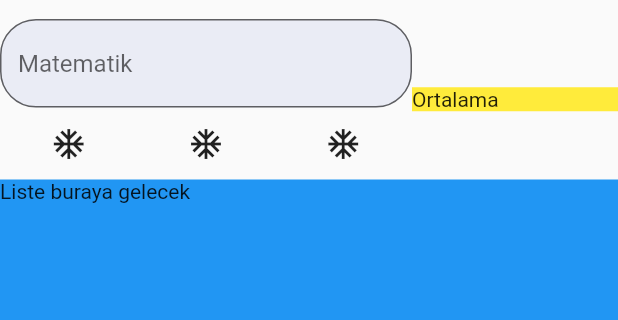
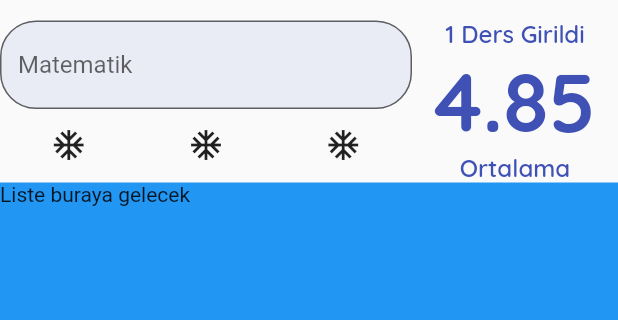
Before and after one commit to guvennmehmet/DinamikOrtalamaHesaplama, a Flutter app: the screen it shows after launch, on a phone screen of 412 x 824 dp, the part 65-385 px from its top. Run offline on Flutter 3.47's test engine with Material 2 defaults, Android fonts, the phone set to English and light mode, and no system bars; our stand-ins replace google_fonts.

Commit message:
ortalama göster widgetının oluşturulması

```diff
--- a/lib/constants/app_constants.dart
+++ b/lib/constants/app_constants.dart
@@ -4,7 +4,9 @@ import 'package:google_fonts/google_fonts.dart';
 class Sabitler{
 
   static const MaterialColor anaRenk = Colors.indigo;
+
   static const String baslikText = 'Ortalama Hesapla';
+
   static final TextStyle baslikStyle = GoogleFonts.quicksand(
     fontSize: 24,
     fontWeight: FontWeight.w900,
@@ -13,4 +15,16 @@ class Sabitler{
 
   static BorderRadius borderRadius = BorderRadius.circular(24);
 
+  static final TextStyle ortalamaGosterBodyStyle = GoogleFonts.quicksand(
+    fontSize: 16,
+    fontWeight: FontWeight.w600,
+    color: anaRenk
+  );
+
+  static final TextStyle ortalamaStyle = GoogleFonts.quicksand(
+      fontSize: 55,
+      fontWeight: FontWeight.w800,
+      color: anaRenk
+  );
+
 }
--- /dev/null
+++ b/lib/widgets/ortalama_goster.dart
@@ -0,0 +1,30 @@
+import 'package:dinamik_ortalama_hesaplama/constants/app_constants.dart';
+import 'package:flutter/material.dart';
+
+class OrtalamaGoster extends StatelessWidget {
+  final double ortalama;
+  final int dersSayisi;
+  const OrtalamaGoster({required this.dersSayisi, required this.ortalama, Key? key}) : super(key: key);
+
+  @override
+  Widget build(BuildContext context) {
+    return Column(
+      mainAxisAlignment: MainAxisAlignment.center,
+      crossAxisAlignment: CrossAxisAlignment.center,
+      children: [
+        Text(
+          dersSayisi > 0 ? '$dersSayisi Ders Girildi' : 'Ders Seçiniz',
+          style: Sabitler.ortalamaGosterBodyStyle,
+        ),
+        Text(
+          ortalama >= 0 ? '${ortalama.toStringAsFixed(2)}' : '0.0',
+          style: Sabitler.ortalamaStyle,
+        ),
+        Text(
+          'Ortalama',
+          style: Sabitler.ortalamaGosterBodyStyle,
+        )
+      ],
+    );
+  }
+}
--- a/lib/widgets/ortalama_hesapla_page.dart
+++ b/lib/widgets/ortalama_hesapla_page.dart
@@ -1,4 +1,5 @@
 import 'package:dinamik_ortalama_hesaplama/constants/app_constants.dart';
+import 'package:dinamik_ortalama_hesaplama/widgets/ortalama_goster.dart';
 import 'package:flutter/material.dart';
 
 class OrtalamaHesaplaPage extends StatefulWidget {
@@ -33,10 +34,7 @@ class _OrtalamaHesaplaPageState extends State<OrtalamaHesaplaPage> {
               ),
               Expanded(
                 flex: 1,
-                child: Container(
-                  child: Text('Ortalama'),
-                  color: Colors.yellow,
-                ),
+                child: OrtalamaGoster(dersSayisi: 1, ortalama: 4.8527),
               ),
             ],
           ),
```
